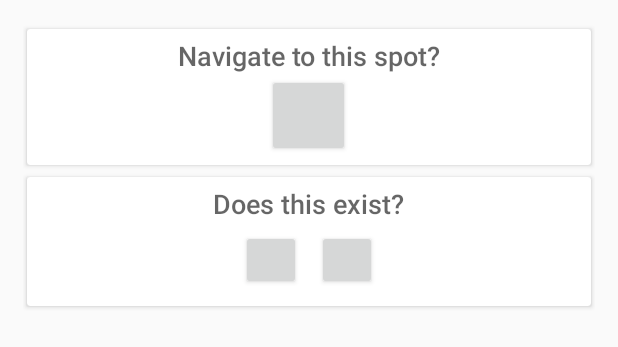
After one commit to mihir97/CybageHackathon, an Android app: the layout dialoglayout.xml on its own in the app's theme, with its tools: preview values and no code run, on a phone screen of 412 x 824 dp. The commit adds this screen. Shown: the top 347 px of the screen. Run offline under Robolectric (Android 15) with nearby library versions, the phone set to English and light mode, and no system bars.

Commit message:
UI Improvements

```diff
--- a/app/build.gradle
+++ b/app/build.gradle
@@ -25,5 +25,6 @@ dependencies {
     compile 'com.android.support:appcompat-v7:24.2.0'
     compile 'com.android.support:design:24.2.0'
     compile 'com.google.code.gson:gson:2.4'
-    compile 'com.google.android.gms:play-services:9.4.0'
+    compile 'com.android.support:cardview-v7:24.2.0'
+    compile 'com.google.android.gms:play-services-maps:9.4.0'
 }
--- /dev/null
+++ b/app/src/main/res/layout/dialoglayout.xml
@@ -0,0 +1,78 @@
+<?xml version="1.0" encoding="utf-8"?>
+<LinearLayout xmlns:android="http://schemas.android.com/apk/res/android"
+    xmlns:app="http://schemas.android.com/apk/res-auto"
+    android:layout_width="match_parent"
+    android:layout_height="match_parent"
+    android:orientation="vertical"
+    android:padding="15dp">
+
+    <android.support.v7.widget.CardView
+        android:layout_width="match_parent"
+        android:layout_height="wrap_content"
+        android:background="@android:color/white"
+        android:elevation="3dp"
+        app:cardUseCompatPadding="true">
+
+        <LinearLayout
+            android:layout_width="match_parent"
+            android:layout_height="wrap_content"
+            android:orientation="vertical"
+            android:padding="5dp">
+
+            <TextView
+                style="@android:style/TextAppearance.DeviceDefault.Medium"
+                android:layout_width="match_parent"
+                android:layout_height="wrap_content"
+                android:gravity="center"
+                android:text="Navigate to this spot?" />
+
+            <Button
+                android:id="@+id/navigate_dialog"
+                android:layout_width="55dp"
+                android:layout_height="55dp"
+                android:layout_gravity="center" />
+        </LinearLayout>
+    </android.support.v7.widget.CardView>
+
+    <android.support.v7.widget.CardView
+        android:layout_width="match_parent"
+        android:layout_height="wrap_content"
+        android:background="@android:color/white"
+        android:elevation="3dp"
+        app:cardUseCompatPadding="true">
+
+        <LinearLayout
+            android:layout_width="match_parent"
+            android:layout_height="wrap_content"
+            android:orientation="vertical"
+            android:padding="5dp">
+
+            <TextView
+                style="@android:style/TextAppearance.DeviceDefault.Medium"
+                android:layout_width="wrap_content"
+                android:layout_height="wrap_content"
+                android:layout_gravity="center"
+                android:text="Does this exist?" />
+
+            <LinearLayout
+                android:layout_width="wrap_content"
+                android:layout_height="wrap_content"
+                android:layout_gravity="center"
+                android:orientation="horizontal">
+
+                <Button
+                    android:id="@+id/yes_dialog"
+                    android:layout_width="40dp"
+                    android:layout_height="40dp"
+                    android:layout_margin="5dp" />
+
+                <Button
+                    android:id="@+id/no_dialog"
+                    android:layout_width="40dp"
+                    android:layout_height="40dp"
+                    android:layout_margin="5dp" />
+
+            </LinearLayout>
+        </LinearLayout>
+    </android.support.v7.widget.CardView>
+</LinearLayout>
--- a/app/src/main/res/values/styles.xml
+++ b/app/src/main/res/values/styles.xml
@@ -8,4 +8,11 @@
         <item name="colorAccent">@color/colorAccent</item>
     </style>
 
+    <style name="FlashScreenTheme" parent="Theme.AppCompat.Light.NoActionBar">
+        <!-- Customize your theme here. -->
+        <item name="colorPrimary">@color/colorPrimary</item>
+        <item name="colorPrimaryDark">@color/colorPrimaryDark</item>
+        <item name="colorAccent">@color/colorAccent</item>
+    </style>
+
 </resources>
```
Also changed, not shown: app/src/main/AndroidManifest.xml (+10 -5 lines), app/src/main/java/com/hackathon/cybage/Flashscreen.java (added, +68 -0 lines), app/src/main/java/com/hackathon/cybage/MainActivity.java (+60 -27 lines), app/src/main/res/layout/activity_flashscreen.xml (added, +36 -0 lines), app/src/main/res/layout/activity_maps.xml (+7 -5 lines), app/src/main/ic_launcher-web.png (added), app/src/main/res/drawable/logo.png (added), app/src/main/res/drawable/marker.png (added), app/src/main/res/mipmap-hdpi/ic_launcher.png, app/src/main/res/mipmap-mdpi/ic_launcher.png, app/src/main/res/mipmap-xhdpi/ic_launcher.png, app/src/main/res/mipmap-xxhdpi/ic_launcher.png, app/src/main/res/mipmap-xxxhdpi/ic_launcher.png.
